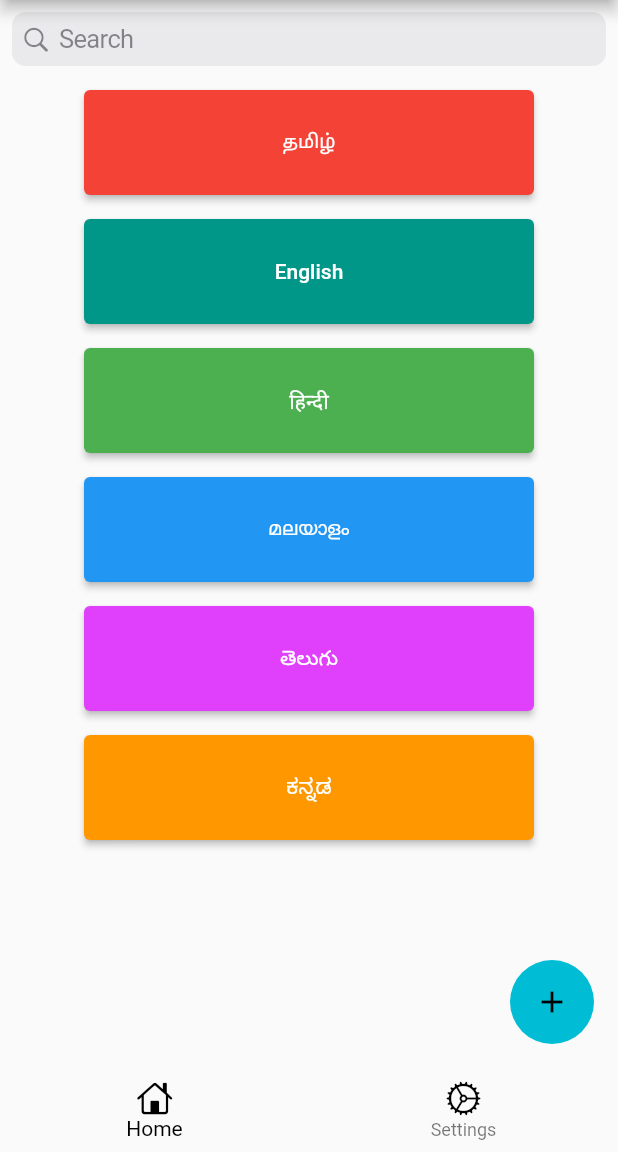
After one commit to raasu6410/LanguageNotes, a Flutter app: the screen it shows after launch, on a phone screen of 412 x 824 dp, the part 84-1236 px from its top. The commit adds this screen. Run offline on Flutter 3.47's test engine with Material 2 defaults, Android fonts, the light colour scheme and no system bars; our stand-ins replace animated_splash_screen.

Commit message:
UI created

```diff
--- /dev/null
+++ b/language_notes/lib/Dashboard.dart
@@ -0,0 +1,52 @@
+import 'package:flutter/cupertino.dart';
+import 'package:flutter/material.dart';
+
+import 'Settings.dart';
+import 'homeScreen.dart';
+
+class DashBoard extends StatefulWidget {
+  const DashBoard({Key? key}) : super(key: key);
+
+  @override
+  _DashBoardState createState() => _DashBoardState();
+}
+
+class _DashBoardState extends State<DashBoard> {
+  int _selectedIndex = 0;
+  static const List<Widget> _widgetOptions = [
+    HomeScreen(),
+    SettingsScreen()
+  ];
+  void _onItemTapped(int index) {
+    setState(() {
+      print(index);
+      _selectedIndex = index;
+    });
+  }
+
+  @override
+  Widget build(BuildContext context) {
+    return Scaffold(
+        backgroundColor: Colors.white,
+
+        bottomNavigationBar: BottomNavigationBar(
+          items: const <BottomNavigationBarItem>[
+            BottomNavigationBarItem(
+              icon: Icon(CupertinoIcons.house, color: Colors.black),
+              label: "Home",
+              backgroundColor: Colors.white,
+            ),
+            BottomNavigationBarItem(
+              icon: Icon(CupertinoIcons.settings, color: Colors.black),
+              label: "Settings",
+            ),
+          ],
+          type: BottomNavigationBarType.fixed,
+          currentIndex: _selectedIndex,
+          selectedItemColor: Colors.black,
+          onTap: _onItemTapped,
+          elevation: 0,
+        ),
+        body: Container(child: _widgetOptions.elementAt(_selectedIndex)));
+  }
+}
--- /dev/null
+++ b/language_notes/lib/homeScreen.dart
@@ -0,0 +1,122 @@
+import 'package:flutter/cupertino.dart';
+import 'package:flutter/material.dart';
+
+class HomeScreen extends StatefulWidget {
+  const HomeScreen({Key? key}) : super(key: key);
+
+  @override
+  _HomeScreenState createState() => _HomeScreenState();
+}
+
+class _HomeScreenState extends State<HomeScreen> {
+  @override
+  Widget build(BuildContext context) {
+    return Scaffold(
+      appBar: AppBar(
+        leading: IconButton(
+          onPressed: () {},
+          tooltip: "Edit",
+          icon: Icon(Icons.edit),
+        ),
+        centerTitle: true,
+        title: Text('Language Notes'),
+      ),
+      //floatingActionButtonLocation: FloatingActionButtonLocation.miniCenterDocked,
+
+      floatingActionButton:FloatingActionButton(
+
+        child:Icon(Icons.add),
+        onPressed: (){},
+        elevation:0,
+        backgroundColor: Colors.cyan,
+        splashColor: Colors.yellowAccent,
+        foregroundColor: Colors.black,
+      ),
+      body: SingleChildScrollView(
+        scrollDirection: Axis.vertical,
+        child: Column(
+          children: [
+            Padding(
+              padding: const EdgeInsets.all(8.0),
+              child: CupertinoSearchTextField(),
+
+            ),
+            Padding(
+              padding: const EdgeInsets.all(8.0),
+              child: SizedBox(
+                width: 300,
+                height: 70,
+                child: ElevatedButton(
+                  style: ElevatedButton.styleFrom(primary: Colors.red),
+                  onPressed: (){},
+                  child: const Text('தமிழ்'),
+                ),
+              ),
+            ),
+            Padding(
+              padding: const EdgeInsets.all(8.0),
+              child: SizedBox(
+                width: 300,
+                height: 70,
+                child: ElevatedButton(
+                  style: ElevatedButton.styleFrom(primary: Colors.teal),
+                  onPressed: (){},
+                  child: const Text('English'),
+                ),
+              ),
+            ),
+            Padding(
+              padding: const EdgeInsets.all(8.0),
+              child: SizedBox(
+                width: 300,
+                height: 70,
+                child: ElevatedButton(
+                  style: ElevatedButton.styleFrom(primary: Colors.green),
+                  onPressed: (){},
+                  child: const Text('हिन्दी'),
+                ),
+              ),
+            ),
+            Padding(
+              padding: const EdgeInsets.all(8.0),
+              child: SizedBox(
+                width: 300,
+                height: 70,
+                child: ElevatedButton(
+                  style: ElevatedButton.styleFrom(primary: Colors.blue),
+                  onPressed: (){},
+                  child: const Text('മലയാളം'),
+                ),
+              ),
+            ),
+            Padding(
+              padding: const EdgeInsets.all(8.0),
+              child: SizedBox(
+                width: 300,
+                height: 70,
+                child: ElevatedButton(
+                  style: ElevatedButton.styleFrom(primary: Colors.purpleAccent),
+                  onPressed: (){},
+                  child: const Text('తెలుగు'),
+                ),
+              ),
+            ),
+            Padding(
+              padding: const EdgeInsets.all(8.0),
+              child: SizedBox(
+                width: 300,
+                height: 70,
+                child: ElevatedButton(
+                  style: ElevatedButton.styleFrom(primary: Colors.orange),
+                  onPressed: (){},
+                  child: const Text('ಕನ್ನಡ'),
+                ),
+              ),
+            ),
+
+          ],
+        ),
+      ),
+    );
+  }
+}
--- a/language_notes/pubspec.yaml
+++ b/language_notes/pubspec.yaml
@@ -28,6 +28,7 @@ dependencies:
   # The following adds the Cupertino Icons font to your application.
   # Use with the CupertinoIcons class for iOS style icons.
   cupertino_icons: ^1.0.2
+  animated_splash_screen: ^1.1.0
 
 dev_dependencies:
   flutter_test:
```
Also changed, not shown: language_notes/lib/Settings.dart (added, +42 -0 lines), language_notes/lib/main.dart (+14 -165 lines), language_notes/pubspec.lock, 1 other file.
